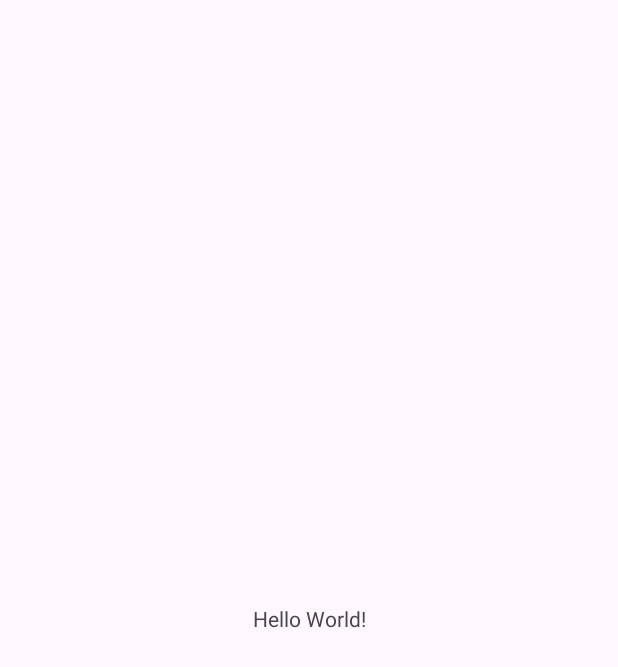
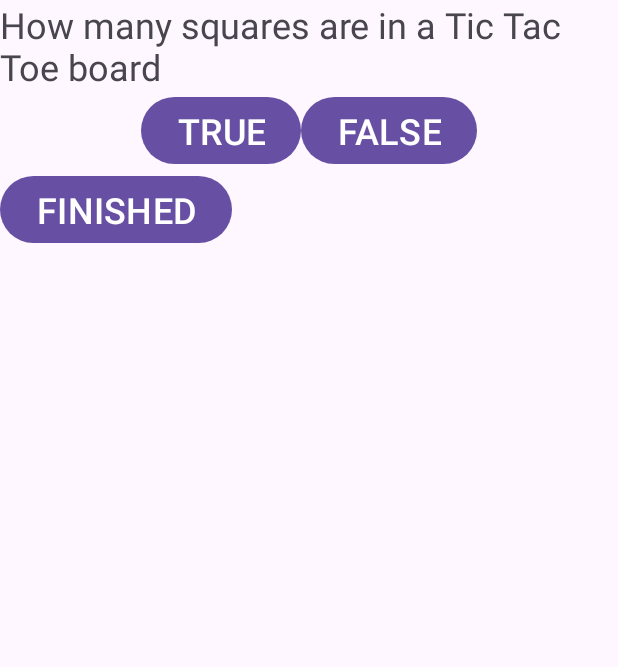
Before and after one commit to cjmandra-bcps/tictactoeQuizAppCM25, an Android app: the screen it shows after launch (MainActivity), on a phone screen of 412 x 824 dp. Before the commit the part shown is almost empty. Shown: the top 667 px of the screen. Run offline under Robolectric (Android 15) with nearby library versions, the phone set to English and light mode, and no system bars.

Commit message:
first push of actual work - got the layout working, one button connected, etc

```diff
--- a/app/src/main/java/com/baltimorecityschools/tictactoequizappcm25/MainActivity.java
+++ b/app/src/main/java/com/baltimorecityschools/tictactoequizappcm25/MainActivity.java
@@ -1,6 +1,10 @@
 package com.baltimorecityschools.tictactoequizappcm25;
 
 import android.os.Bundle;
+import android.view.View;
+import android.widget.Button;
+import android.widget.TextView;
+import android.widget.Toast;
 
 import androidx.activity.EdgeToEdge;
 import androidx.appcompat.app.AppCompatActivity;
@@ -9,16 +13,32 @@ import androidx.core.view.ViewCompat;
 import androidx.core.view.WindowInsetsCompat;
 
 public class MainActivity extends AppCompatActivity {
-
+    //  1.  All Variables including UI variables
+    TextView q1TV;
+    Button trueBtn, falseBtn, finishedBtn;
+    String msg;
     @Override
     protected void onCreate(Bundle savedInstanceState) {
         super.onCreate(savedInstanceState);
-        EdgeToEdge.enable(this);
         setContentView(R.layout.activity_main);
-        ViewCompat.setOnApplyWindowInsetsListener(findViewById(R.id.main), (v, insets) -> {
-            Insets systemBars = insets.getInsets(WindowInsetsCompat.Type.systemBars());
-            v.setPadding(systemBars.left, systemBars.top, systemBars.right, systemBars.bottom);
-            return insets;
-        });
+    //      2.   Inflate UI elements and initialize all UI variables
+     q1TV = (TextView) findViewById(R.id.q1TV);
+     trueBtn = (Button) findViewById(R.id.trueBTN);
+     falseBtn = (Button) findViewById(R.id.falseBTN);
+     finishedBtn = (Button) findViewById(R.id.finishedBTN);
+     msg = "";
+
+//     R stands for Resources
+// 3. Do what the app needs to do!
+    trueBtn.setOnClickListener(new View.OnClickListener() {
+        @Override
+        public void onClick(View view) {
+                msg = "WRONG";
+            int duration = Toast.LENGTH_SHORT;
+
+            Toast myToast = Toast.makeText(MainActivity.this, msg, duration);
+            myToast.show();
+        }
+    });
     }
 }
--- a/app/src/main/res/layout/activity_main.xml
+++ b/app/src/main/res/layout/activity_main.xml
@@ -1,19 +1,43 @@
 <?xml version="1.0" encoding="utf-8"?>
-<androidx.constraintlayout.widget.ConstraintLayout xmlns:android="http://schemas.android.com/apk/res/android"
-    xmlns:app="http://schemas.android.com/apk/res-auto"
-    xmlns:tools="http://schemas.android.com/tools"
-    android:id="@+id/main"
+<LinearLayout android:layout_height="match_parent"
     android:layout_width="match_parent"
-    android:layout_height="match_parent"
-    tools:context=".MainActivity">
+    android:orientation="vertical"
+    android:layout_gravity="center"
+    xmlns:android="http://schemas.android.com/apk/res/android">
 
     <TextView
+        android:layout_width="match_parent"
+        android:layout_height="wrap_content"
+        android:text="How many squares are in a Tic Tac Toe board"
+        android:id="@+id/q1TV"
+        android:textSize="24sp"
+        />
+    <LinearLayout android:layout_width="wrap_content"
+        android:layout_height="wrap_content"
+        android:orientation="horizontal"
+        android:layout_gravity="center">
+
+        <Button android:layout_width="wrap_content"
+            android:layout_height="wrap_content"
+            android:text="TRUE"
+            android:id="@+id/trueBTN"
+            android:textSize="24sp"
+
+            />
+        <Button
+            android:layout_width="wrap_content"
+            android:layout_height="wrap_content"
+            android:text="FALSE"
+            android:id="@+id/falseBTN"
+            android:textSize="24sp"
+
+            />
+    </LinearLayout>
+     <Button
         android:layout_width="wrap_content"
         android:layout_height="wrap_content"
-        android:text="Hello World!"
-        app:layout_constraintBottom_toBottomOf="parent"
-        app:layout_constraintEnd_toEndOf="parent"
-        app:layout_constraintStart_toStartOf="parent"
-        app:layout_constraintTop_toTopOf="parent" />
-
-</androidx.constraintlayout.widget.ConstraintLayout>
+        android:text="FINISHED"
+        android:id="@+id/finishedBTN"
+        android:textSize="24sp"
+        />
+    </LinearLayout>
```
